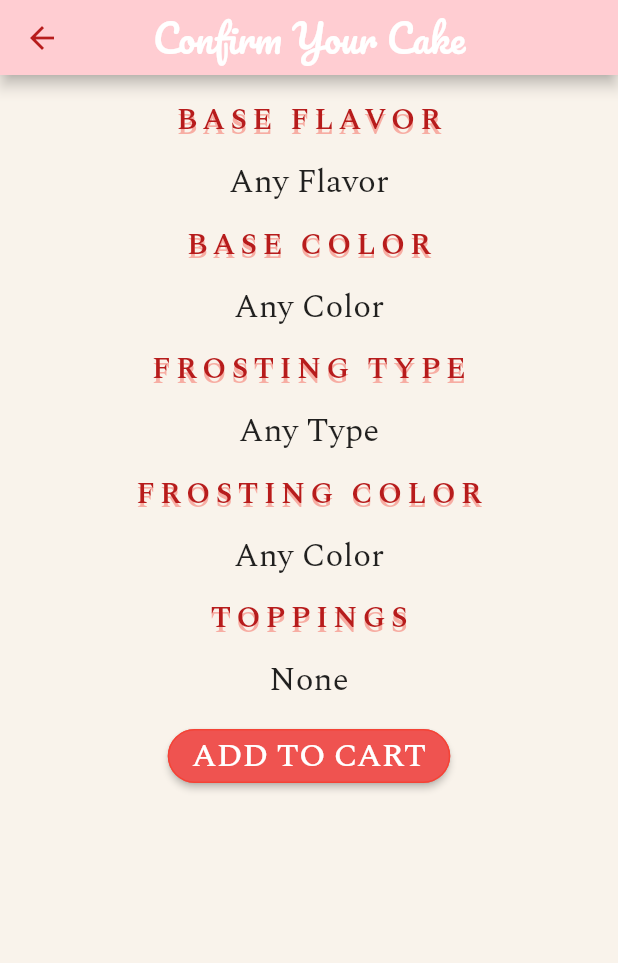
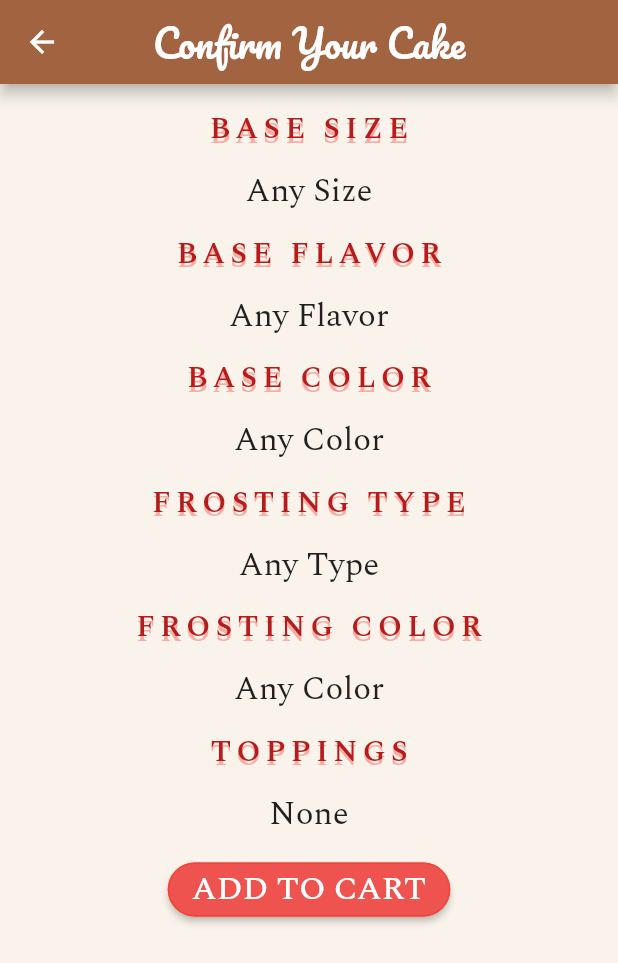
Before and after one commit to fluffysheepcloud/PieceOfCake, a Flutter app: the CakeBuilderConfirmation screen opened directly with empty values, on a phone screen of 412 x 824 dp. Shown: the top 963 px of the screen. Run offline on Flutter 3.47's test engine with Material 2 defaults, Android fonts, the phone set to English and light mode, and no system bars; our stand-ins replace carousel_slider, cloud_firestore, currency_text_input_formatter, firebase_auth, firebase_core, firebase_messaging and 5 more; missing offline and left inert: cloud_firestore_web, firebase_auth_web, firebase_core_web, firebase_messaging_web, firebase_storage_web, flutter_braintree and 5 more; accounts and stored records are empty; network calls fail; project files that could hold a hidden picture were left out.

Commit message:
modified prebuilt cake

```diff
--- a/front-end/lib/pages/cake_building/cake_builder_confirmation.dart
+++ b/front-end/lib/pages/cake_building/cake_builder_confirmation.dart
@@ -1,6 +1,7 @@
 import 'package:flutter/material.dart';
 
 class CakeBuilderConfirmation extends StatefulWidget {
+  final List<String> baseSize;
   final List<String> baseFlavor;
   final List<String> baseColor;
   final List<String> frostingType;
@@ -8,8 +9,9 @@ class CakeBuilderConfirmation extends StatefulWidget {
   final List<String> toppings;
 
   const CakeBuilderConfirmation({Key? key,
+    required this.baseSize,
     required this.baseFlavor, required this.baseColor, required this.frostingType,
-    required this.frostingColor, required this.toppings
+    required this.frostingColor, required this.toppings,
   }) : super(key: key);
 
   @override
@@ -25,9 +27,9 @@ class CakeBuilderConfirmationBody extends State<CakeBuilderConfirmation> {
       appBar: AppBar(
           centerTitle: true,
           title: Text("Confirm Your Cake"),
-          foregroundColor: Colors.red[900],
-          backgroundColor: Colors.red[100],
-          toolbarHeight: 50,
+          // foregroundColor: Colors.red[900],
+          // backgroundColor: Colors.red[100],
+          // toolbarHeight: 50,
       ),
 
       body:
@@ -39,6 +41,20 @@ class CakeBuilderConfirmationBody extends State<CakeBuilderConfirmation> {
         child: Center (
           child: Column(
             children: [
+                Text("BASE SIZE", style: _labelTextStyle()),
+                SizedBox(height: 10),
+                Column(
+                  crossAxisAlignment: CrossAxisAlignment.center,
+                  mainAxisAlignment: MainAxisAlignment.center,
+                  children: <Widget>[
+                    if (widget.baseSize.isEmpty)
+                      Text("Any Size", style: TextStyle(fontSize: 22)),
+                    for (int i = 0; i < widget.baseSize.length; i++)
+                      Text(widget.baseSize[i], style: TextStyle(fontSize: 22)),
+                  ],
+                ),
+                SizedBox(height: 10),
+
                 Text("BASE FLAVOR", style: _labelTextStyle()),
                 SizedBox(height: 10),
                 Column(
```
Also changed, not shown: front-end/lib/pages/cake_building/custom_cake_page.dart (+11 -10 lines), front-end/lib/pages/cake_building/ingredient_block.dart (+4 -4 lines), front-end/lib/pages/profile/merchant/shop_manager/create_cake/add_prebuilt_cake.dart (+49 -15 lines).
